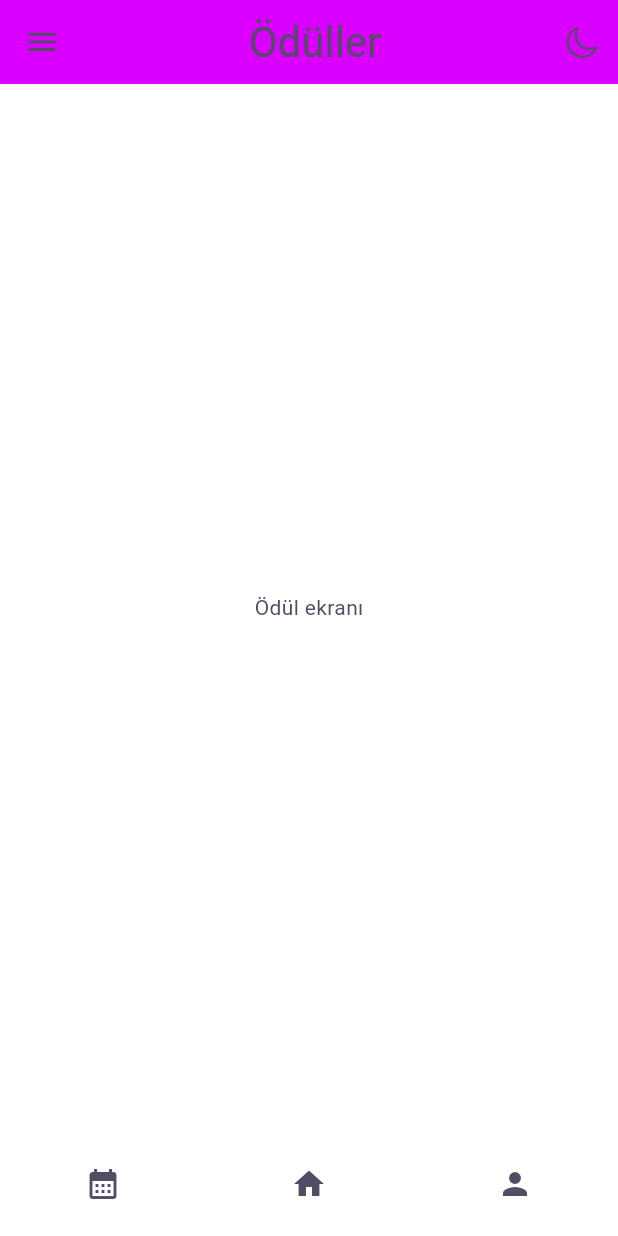
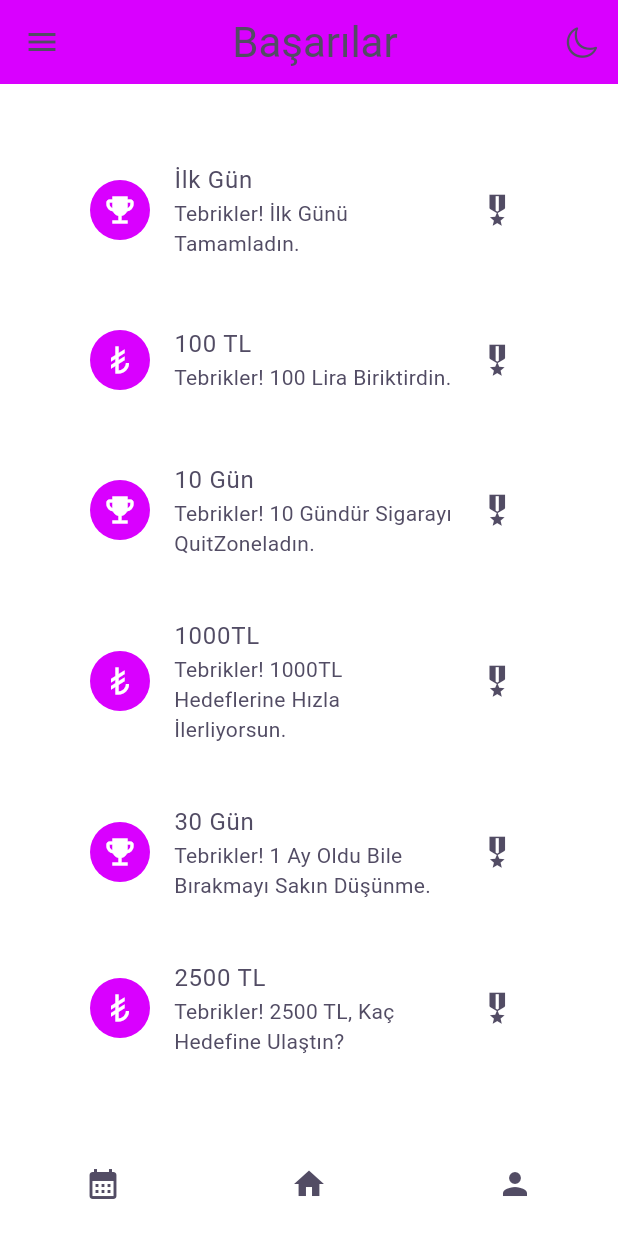
Before and after one commit to efedalbay/quitzone, a Flutter app: the AchievementScreen screen opened by its route, on a phone screen of 412 x 824 dp. Run offline on Flutter 3.47's test engine with Material 3 defaults, Android fonts, the phone set to English and light mode, and no system bars; our stand-ins replace go_router, google_fonts, lottie; missing offline and left inert: dotlottie_loader.

Commit message:
Başarılar Ekranı ve Widgetı
Başarılar ekranımı tamamladım. Widgets klasöründe widgetı oluşturdum ve başarılar ekranına bağladım.

```diff
--- a/lib/screens/achievement_screen.dart
+++ b/lib/screens/achievement_screen.dart
@@ -4,6 +4,7 @@ import 'package:go_router/go_router.dart';
 import 'package:provider/provider.dart';
 import '../themes/themes.dart';
 import '../widgets/bottom_menu.dart';
+import '../widgets/trophy_widget.dart';
 
 class AchievementScreen extends StatelessWidget {
   const AchievementScreen({super.key});
@@ -14,7 +15,7 @@ class AchievementScreen extends StatelessWidget {
       appBar: AppBar(
         title: Center(
           child: Text(
-            'Ödüller',
+            'Başarılar',
             style: Theme.of(context).textTheme.headlineMedium,
           ),
         ),
@@ -42,7 +43,7 @@ class AchievementScreen extends StatelessWidget {
                   color: Theme.of(context).colorScheme.onPrimaryContainer,
                 ),
               ),
-              accountName: Text("Hoşgeldiniz"),
+              accountName: const Text("Hoşgeldiniz"),
               accountEmail: null,
               decoration: BoxDecoration(
                 color: Theme.of(context).colorScheme.primary,
@@ -103,8 +104,91 @@ class AchievementScreen extends StatelessWidget {
           ],
         ),
       ),
-      body:Center(
-        child: Text("Ödül ekranı"),
+      body: Padding(
+        padding: const EdgeInsets.all(16.0),
+        child: Column(
+          crossAxisAlignment: CrossAxisAlignment.start,
+          children: [
+            Expanded(
+              flex: 3,
+              child: Container(
+                decoration: BoxDecoration(
+                  color: Theme.of(context).colorScheme.surfaceVariant,
+                  borderRadius: BorderRadius.vertical(top: Radius.circular(32)),
+                ),
+                child: ListView(
+                  padding: const EdgeInsets.all(24),
+                  children: [
+                    TrophyWidget(
+                      icon: Icons.emoji_events,
+                      title: "İlk Gün",
+                      subtitle: "Tebrikler! İlk Günü Tamamladın.",
+                      onTap: () {},
+                    ),
+                    const SizedBox(height: 16),
+                    TrophyWidget(
+                      icon: Icons.currency_lira,
+                      title: "100 TL",
+                      subtitle: "Tebrikler! 100 Lira Biriktirdin.",
+                      onTap: () {},
+                    ),
+                    const SizedBox(height: 16),
+                    TrophyWidget(
+                      icon: Icons.emoji_events,
+                      title: "10 Gün",
+                      subtitle: "Tebrikler! 10 Gündür Sigarayı QuitZoneladın.",
+                      onTap: () {},
+                    ),
+                    const SizedBox(height: 16),
+                    TrophyWidget(
+                      icon: Icons.currency_lira,
+                      title: "1000TL",
+                      subtitle:
+                          "Tebrikler! 1000TL Hedeflerine Hızla İlerliyorsun.",
+                      onTap: () {
+                        context.go("/goals");
+                      },
+                    ),
+                    const SizedBox(height: 16),
+                    TrophyWidget(
+                      icon: Icons.emoji_events,
+                      title: "30 Gün",
+                      subtitle:
+                          "Tebrikler! 1 Ay Oldu Bile Bırakmayı Sakın Düşünme.",
+                      onTap: () {},
+                    ),
+                    const SizedBox(height: 16),
+                    TrophyWidget(
+                      icon: Icons.currency_lira,
+                      title: "2500 TL",
+                      subtitle: "Tebrikler! 2500 TL, Kaç Hedefine Ulaştın?",
+                      onTap: () {
+                        context.go("/goals");
+                      },
+                    ),
+                    const SizedBox(height: 16),
+                    TrophyWidget(
+                      icon: Icons.emoji_events,
+                      title: "45 Gün",
+                      subtitle:
+                          "Tebrikler! 45 Gün, Kendini Nasıl Hissediyorsun.",
+                      onTap: () {},
+                    ),
+                    const SizedBox(height: 16),
+                    TrophyWidget(
+                      icon: Icons.currency_lira,
+                      title: "5000 TL",
+                      subtitle: "Tebrikler! 5000 Tl,Yeni Ayakkabı? Yeni Ceket?",
+                      onTap: () {
+                        context.go("/goals");
+                      },
+                    ),
+                  ],
+                ),
+              ),
+            ),
+          ],
+        ),
       ),
       bottomNavigationBar: BottomMenu(),
     );
--- /dev/null
+++ b/lib/widgets/trophy_widget.dart
@@ -0,0 +1,32 @@
+import 'package:flutter/material.dart';
+
+class TrophyWidget extends StatelessWidget {
+  final IconData icon;
+  final String title;
+  final String subtitle;
+  final VoidCallback onTap;
+
+  const TrophyWidget({
+    required this.icon,
+    required this.title,
+    required this.subtitle,
+    required this.onTap,
+  });
+
+  @override
+  Widget build(BuildContext context) {
+    return Card(
+      elevation: 0,
+      child: ListTile(
+        onTap: onTap,
+        leading: CircleAvatar(
+          backgroundColor: Theme.of(context).colorScheme.primary,
+          child: Icon(icon, color: Theme.of(context).colorScheme.onPrimary),
+        ),
+        title: Text(title),
+        subtitle: Text(subtitle),
+        trailing: Icon(Icons.military_tech, size: 25),
+      ),
+    );
+  }
+}
```
